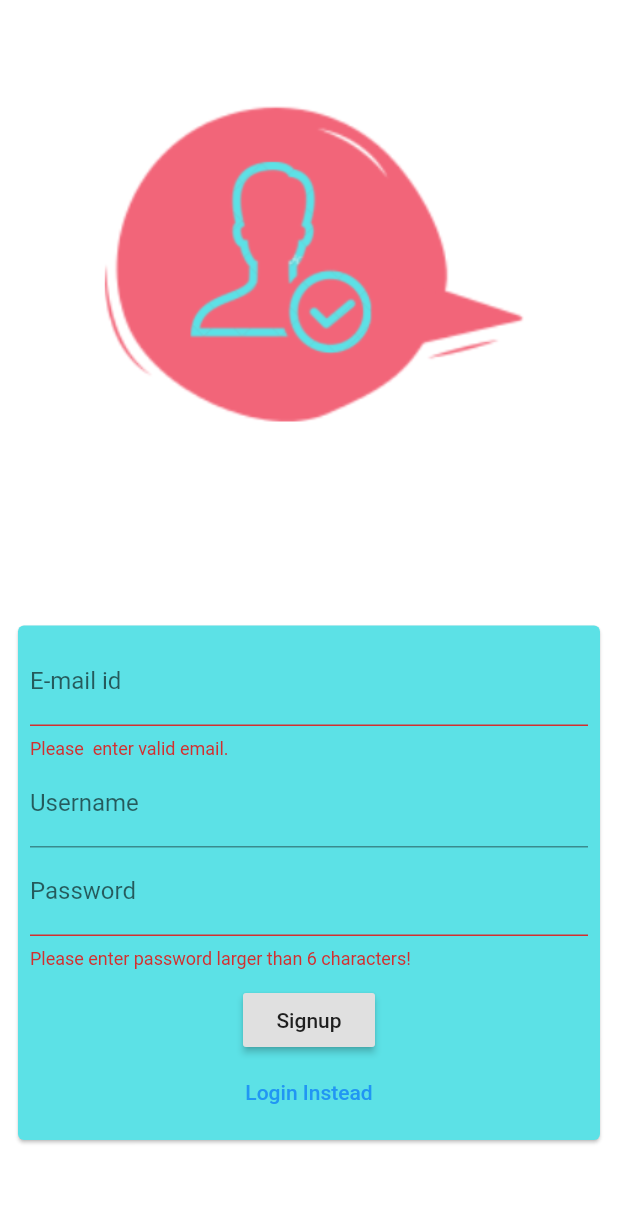
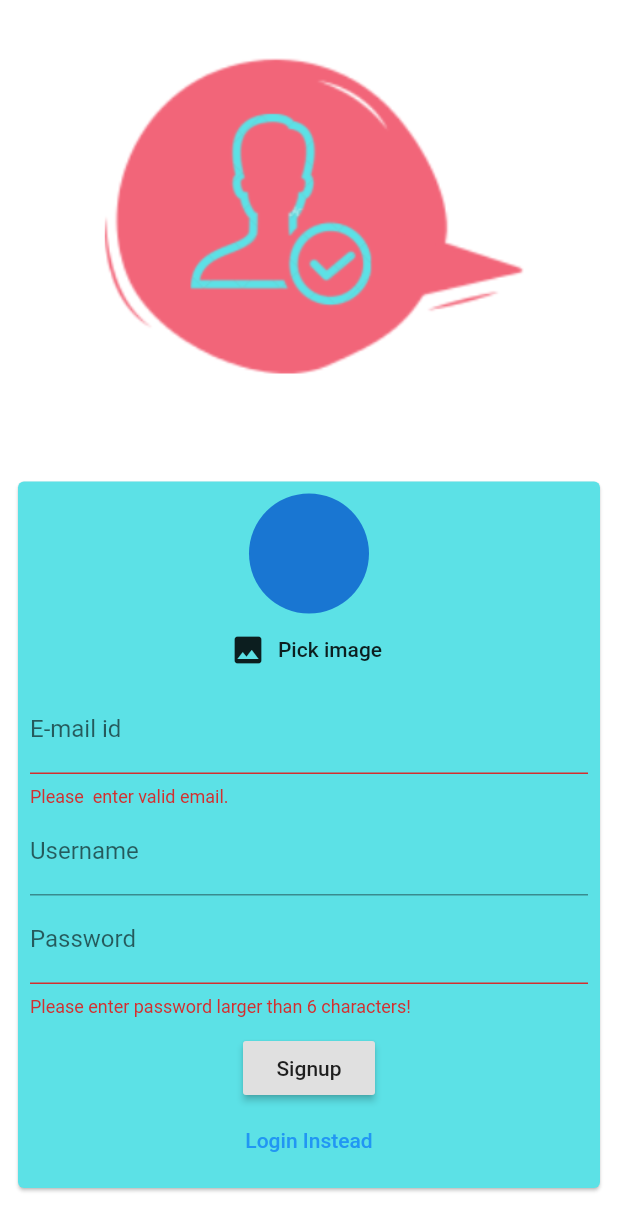
Before and after one commit to bayush-9/Chat_Proxy_App, a Flutter app: the screen it shows after launch, after a tap on "Login", after a tap on "Create new account", on a phone screen of 412 x 824 dp. Shown: the top 1231 px of the screen. Run offline on Flutter 3.47's test engine with Material 2 defaults, Android fonts, the phone set to English and light mode, and no system bars; our stand-ins replace cloud_firestore, firebase_auth, firebase_storage, image_picker; accounts and stored records are empty.

Commit message:
Image upload for user added

```diff
--- a/lib/screens/auth_screen.dart
+++ b/lib/screens/auth_screen.dart
@@ -5,6 +5,8 @@ import 'package:flutter/material.dart';
 import 'package:firebase_auth/firebase_auth.dart';
 import 'package:flutter/services.dart';
 import 'package:provider/provider.dart';
+import 'package:firebase_storage/firebase_storage.dart';
+import 'dart:io';
 
 class AuthScreen extends StatefulWidget {
   @override
@@ -15,7 +17,7 @@ class _AuthScreenState extends State<AuthScreen> {
   bool _isloading = false;
   final _auth = FirebaseAuth.instance;
   void _submitFn(String email, String password, String username, bool isLogin,
-      BuildContext ctx) async {
+      File image, BuildContext ctx) async {
     AuthResult authResult;
     try {
       setState(() {
@@ -38,12 +40,20 @@ class _AuthScreenState extends State<AuthScreen> {
           email: email,
           password: password,
         );
+        final ref = FirebaseStorage.instance
+            .ref()
+            .child('user_images')
+            .child(authResult.user.uid + '.jpg');
+        await ref.putFile(image).onComplete;
+
+        final url = await ref.getDownloadURL();
         await Firestore.instance
             .collection('users')
             .document(authResult.user.uid)
             .setData({
           'username': username,
           'email': email,
+          'userImage': url,
         });
         final FirebaseUser user = await FirebaseAuth.instance.currentUser();
         final userid = user.uid;
@@ -73,8 +83,11 @@ class _AuthScreenState extends State<AuthScreen> {
   @override
   Widget build(BuildContext context) {
     return Scaffold(
+      resizeToAvoidBottomInset: false,
       backgroundColor: Colors.white,
-      body: Column(
+      body: Container(
+        height: MediaQuery.of(context).size.height,
+        child: Column(
           mainAxisAlignment: MainAxisAlignment.spaceAround,
           children: [
             Image.asset('assets/images/screenshot(213).jpeg'),
@@ -84,6 +97,7 @@ class _AuthScreenState extends State<AuthScreen> {
             ),
           ],
         ),
+      ),
     );
   }
 }
--- a/lib/widgets/auth/auth_form.dart
+++ b/lib/widgets/auth/auth_form.dart
@@ -1,3 +1,5 @@
+import 'dart:io';
+import 'package:chat_app/widgets/auth/user_image_picker.dart';
 import 'package:flutter/material.dart';
 
 class AuthForm extends StatefulWidget {
@@ -8,6 +10,7 @@ class AuthForm extends StatefulWidget {
     String password,
     String username,
     bool islogin,
+    File image,
     BuildContext ctx,
   ) submitFn;
 
@@ -21,10 +24,24 @@ class _AuthFormState extends State<AuthForm> {
   String _password = '';
   String _username = '';
   bool _isLogin = true;
+  File _userpickedImage;
+
+  void _pickedImage(File image) {
+    _userpickedImage = image;
+  }
 
   void _trySubmit() {
     final isValid = _formKey.currentState.validate();
     FocusScope.of(context).unfocus();
+
+    if (_userpickedImage == null && !_isLogin) {
+      Scaffold.of(context).showSnackBar(
+        SnackBar(
+          content: Text("Please pick an image."),
+        ),
+      );
+      return;
+    }
     if (!isValid) {
       return;
     } else {
@@ -34,6 +51,7 @@ class _AuthFormState extends State<AuthForm> {
         _password.trim(),
         _username.trim(),
         _isLogin,
+        _userpickedImage,
         context,
       );
     }
@@ -51,6 +69,7 @@ class _AuthFormState extends State<AuthForm> {
             child: Column(
               mainAxisSize: MainAxisSize.min,
               children: <Widget>[
+                if (!_isLogin) UserImagePicker(_pickedImage),
                 TextFormField(
                   key: ValueKey('email'),
                   keyboardType: TextInputType.emailAddress,
--- /dev/null
+++ b/lib/widgets/auth/user_image_picker.dart
@@ -0,0 +1,43 @@
+import 'package:flutter/material.dart';
+import 'package:image_picker/image_picker.dart';
+import 'dart:io';
+
+class UserImagePicker extends StatefulWidget {
+  UserImagePicker(this.imagePickedFn);
+  final void Function(File pickedImage) imagePickedFn;
+  @override
+  _UserImagePickerState createState() => _UserImagePickerState();
+}
+
+class _UserImagePickerState extends State<UserImagePicker> {
+  File _pickedImage;
+
+  Future<void> _pickImage() async {
+    final picker = ImagePicker();
+    final pickedImage = await picker.getImage(
+        source: ImageSource.gallery, imageQuality: 30, maxWidth: 150);
+    final pickedImageFile = File(pickedImage.path);
+    setState(() {
+      _pickedImage = pickedImageFile;
+    });
+    widget.imagePickedFn(pickedImageFile);
+  }
+
+  @override
+  Widget build(BuildContext context) {
+    return Column(
+      children: [
+        CircleAvatar(
+          radius: 40,
+          backgroundImage:
+              _pickedImage != null ? FileImage(_pickedImage) : null,
+        ),
+        FlatButton.icon(
+          onPressed: _pickImage,
+          icon: Icon(Icons.image),
+          label: Text("Pick image"),
+        ),
+      ],
+    );
+  }
+}
--- a/pubspec.yaml
+++ b/pubspec.yaml
@@ -31,6 +31,8 @@ dependencies:
   cloud_firestore: ^0.13.5
   firebase_auth: ^0.16.1
   provider: ^6.0.1
+  image_picker: ^0.6.5+3
+  firebase_storage: ^3.1.5
 
 dev_dependencies:
   flutter_test:
```
Also changed, not shown: lib/screens/main_groups_screen.dart (+12 -0 lines), lib/screens/new_group_form.dart (+8 -3 lines), lib/widgets/chat/message_bubble.dart (+39 -11 lines), lib/widgets/messages/messages.dart (+5 -3 lines), pubspec.lock. Lines whose indentation alone changed are shown as unchanged.
